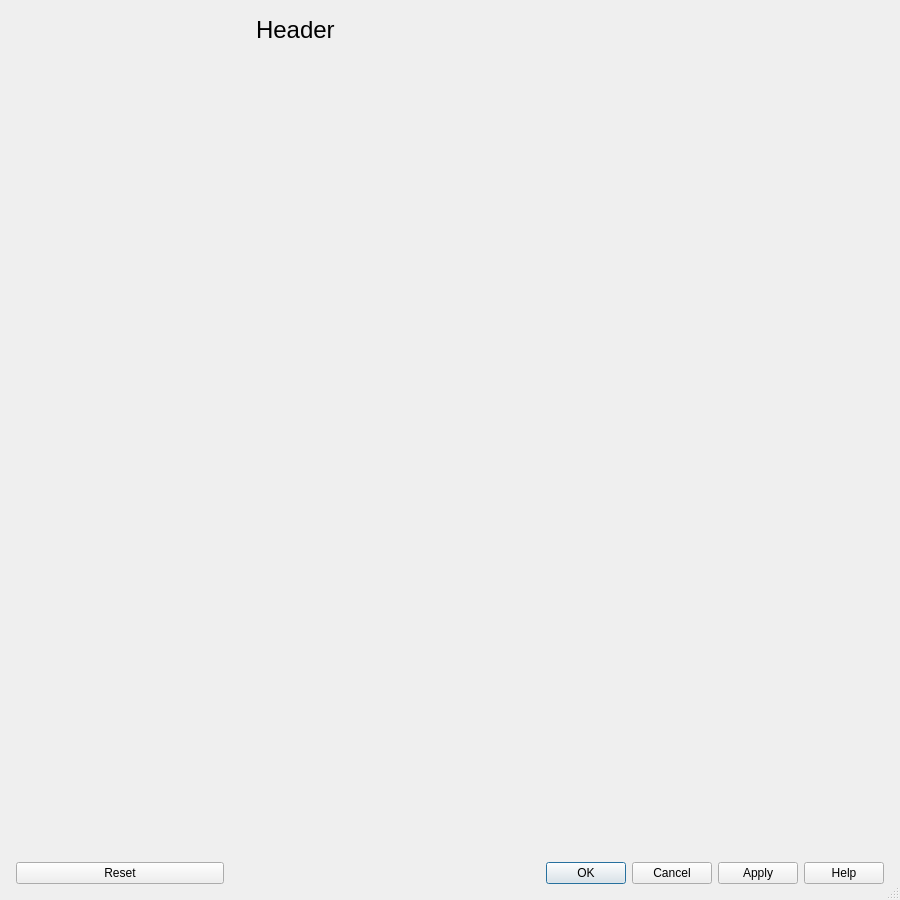
First picture: the form in src/Gui/DlgPreferences.ui, repository southseact-3d/fcd, before the edit.
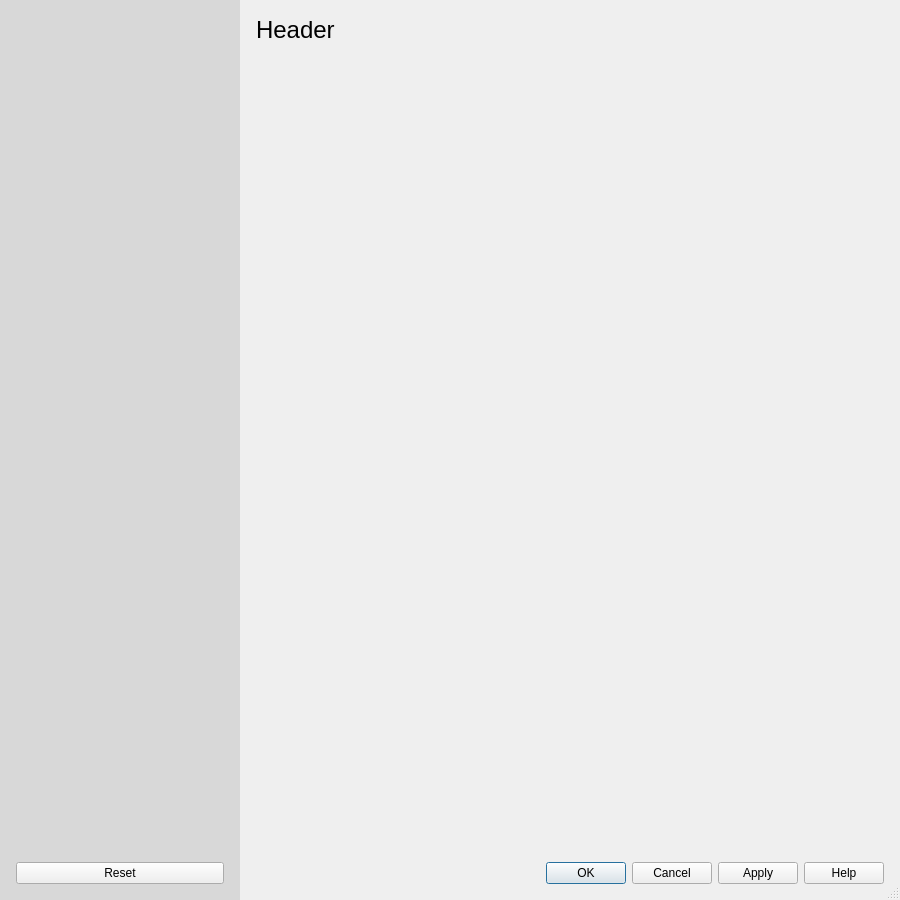
Second picture: the form after the edit.

Commit message: Fix issues with wrong color for preference page tooltips

Diff of the .ui file:
```diff
--- a/src/Gui/DlgPreferences.ui
+++ b/src/Gui/DlgPreferences.ui
@@ -2,6 +2,11 @@
 <ui version="4.0">
  <class>Gui::Dialog::DlgPreferences</class>
  <widget class="QDialog" name="Gui::Dialog::DlgPreferences">
+  <property name="styleSheet">
+    <string notr="true">#sidebar { background-color: rgba(0, 0, 0, 25); }
+      #groupsTreeView { background-color: transparent; }
+      #groupsTreeView::item { padding: 6px 8px; }</string>
+  </property>
   <property name="geometry">
    <rect>
     <x>0</x>
@@ -69,10 +74,6 @@
        <property name="autoFillBackground">
         <bool>false</bool>
        </property>
-       <property name="styleSheet">
-        <string notr="true">QFrame { background-color: rgba(0, 0, 0, 25); }
-QFrame::item { padding: 6px 8px };</string>
-       </property>
        <property name="frameShape">
         <enum>QFrame::NoFrame</enum>
        </property>
@@ -106,9 +107,6 @@
           <property name="autoFillBackground">
            <bool>false</bool>
           </property>
-          <property name="styleSheet">
-           <string notr="true">background-color: transparent;</string>
-          </property>
           <property name="frameShape">
            <enum>QFrame::NoFrame</enum>
           </property>
```
